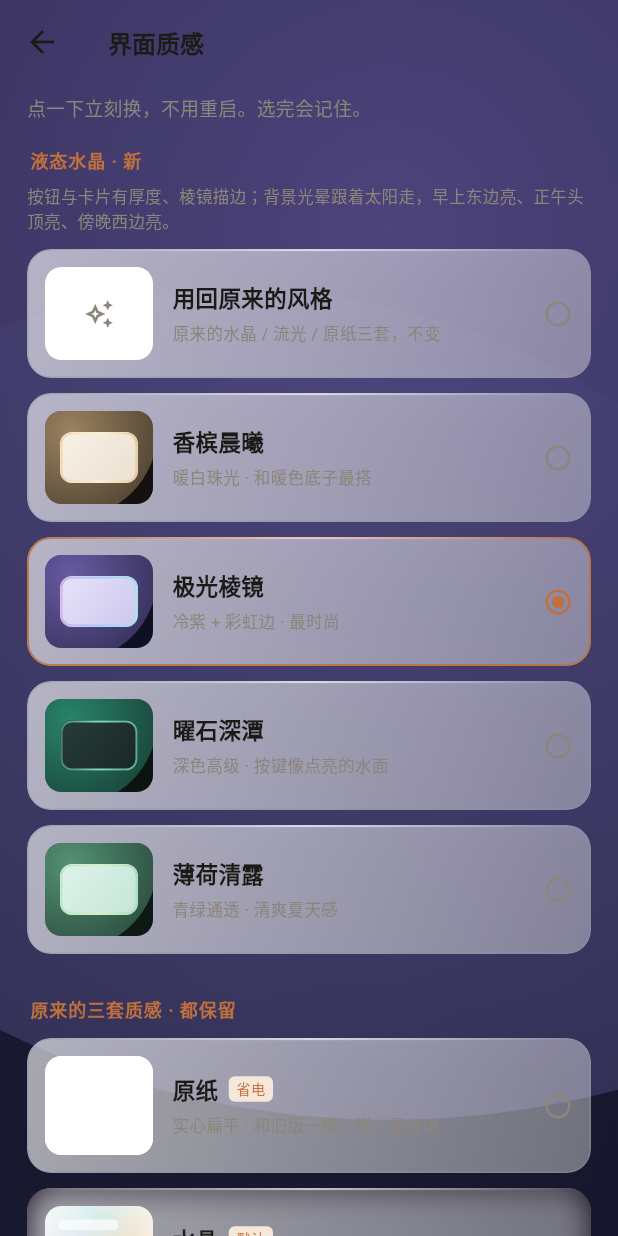
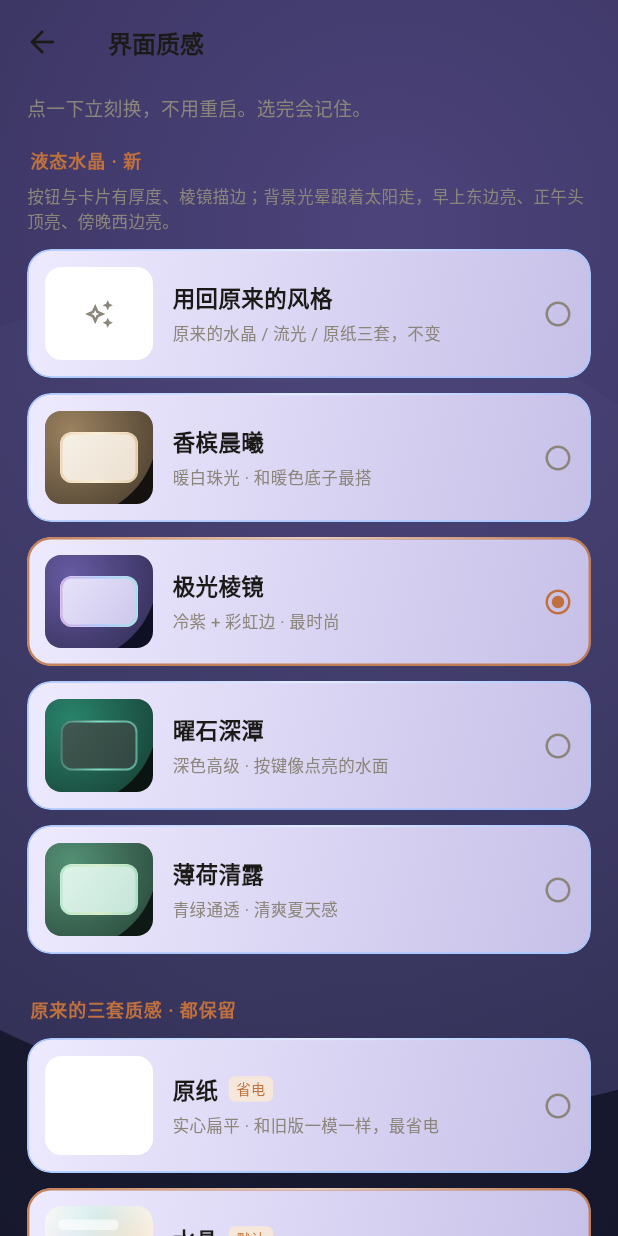
Before and after one commit to xia259214-beep/morning-app, a Flutter app: the GlassPage screen opened directly, after a tap on "香槟晨曦", after a tap on "极光棱镜", on a phone screen of 412 x 824 dp. Run offline on Flutter 3.47's test engine with Material 3 defaults, Android fonts, the phone set to English and light mode, and no system bars; accounts and stored records are empty; network calls fail.

Commit message:
v1.18.0: 修复液态风格下新闻/记录/我的等页面卡片暗淡——glassCard/GlassCard 统一取固定亮色+棱镜描边，卡片恒比背景亮25%以上；曜石卡片提亮；亮卡自动规避墨夜浅字

```diff
--- a/lib/core.dart
+++ b/lib/core.dart
@@ -6,9 +6,10 @@ import 'package:flutter/material.dart';
 import 'package:flutter/services.dart';
 
 import 'glass.dart';
+import 'liquid.dart';
 
 /// App 版本号（与 pubspec.yaml 同步）。展示与崩溃日志都用它，避免写死多处。
-const String kAppVersion = '1.17.0';
+const String kAppVersion = '1.18.0';
 
 // ============================================================================
 // 1. 设计系统（Minimal / 安静 / 温暖）
@@ -149,13 +150,28 @@ class AppColor {
   // 选「原纸」时三个 getter 原样退回，和旧版一个像素都不差。
   // （core.dart 与 glass.dart 互相 import 是允许的：这里全是运行时 getter，
   //   不涉及循环常量初始化。）
-  static Color get glassCard => Glass.on
-      ? _pack.card.withOpacity(Glass.style.cardAlpha)
-      : _pack.card;
-  static Color get glassEdge => glassEdgeColor();
-  static Color get glassPanel => Glass.on
-      ? panel.withOpacity((Glass.style.cardAlpha - 0.06).clamp(0.12, 1.0))
-      : panel;
+  /// v1.17.1：液态风格下卡片用固定亮色，不跟随系统配色。
+  /// 这样新闻/记录/我的等页面那些直接写 AppColor.glassCard 的容器
+  /// 会自动变亮，不会在深色背景上暗成一团。
+  static Color get glassCard {
+    final lt = Liquid.theme;
+    if (lt != null) return Liquid.surfaceOf(lt);
+    return Glass.on ? _pack.card.withOpacity(Glass.style.cardAlpha) : _pack.card;
+  }
+
+  static Color get glassEdge {
+    final lt = Liquid.theme;
+    if (lt != null) return Liquid.edgeOf(lt);
+    return glassEdgeColor();
+  }
+
+  static Color get glassPanel {
+    final lt = Liquid.theme;
+    if (lt != null) return Liquid.surfaceOf(lt);
+    return Glass.on
+        ? panel.withOpacity((Glass.style.cardAlpha - 0.06).clamp(0.12, 1.0))
+        : panel;
+  }
   static Color get sub => _pack.sub;
   static Color get line => _pack.line;
   static Color get accent => _pack.accent;
@@ -369,6 +385,23 @@ class Bridge {
 
   // 相机
   static Future<String?> takePhoto() => _call<String>('takePhoto');
+
+  /// v1.17.0 头像：从相册挑一张。原生负责裁方、缩到 256px、压 JPEG 再 base64，
+  /// 返回 {ok, b64|reason}。reason: cancel / no_picker / decode / oom / busy
+  static Future<Map<String, dynamic>> pickAvatar() async {
+    final r = await _call<Map>('pickAvatar');
+    return r == null
+        ? <String, dynamic>{'ok': false, 'reason': 'unavailable'}
+        : Map<String, dynamic>.from(r);
+  }
+
+  /// v1.17.0 头像：当场拍一张。返回值同上。
+  static Future<Map<String, dynamic>> shootAvatar() async {
+    final r = await _call<Map>('shootAvatar');
+    return r == null
+        ? <String, dynamic>{'ok': false, 'reason': 'unavailable'}
+        : Map<String, dynamic>.from(r);
+  }
 
   // 语音合成
   // 返回 {ok, state}：ok=false 说明本机没有可用语音引擎，需要引导用户安装
--- a/lib/glass.dart
+++ b/lib/glass.dart
@@ -5,6 +5,7 @@ import 'dart:ui' as ui;
 import 'package:flutter/material.dart';
 
 import 'core.dart';
+import 'liquid.dart';
 
 /// flutter_test 会注入 FLUTTER_TEST=true。widget 测试里若开无限动画，
 /// pumpAndSettle 永远等不到「画面静止」而超时；真机不受影响。
@@ -400,6 +401,54 @@ class GlassCard extends StatelessWidget {
   }
 
   Widget _body(bool glass, GlassStyle s, BorderRadius br) {
+    // v1.17.1：液态风格下，GlassCard 也用固定亮色 + 棱镜描边。
+    // 新闻页等地方直接写 GlassCard，这里一改，它们全部自动变亮，
+    // 不用逐处动调用点；关掉液态风格就走下面原来的逻辑，零影响。
+    final lt = Liquid.theme;
+    if (lt != null) {
+      final hi = accent ?? Liquid.edgeOf(lt);
+      final lightInk = Liquid.surfaceUsesLightInk(lt);
+      final deco = BoxDecoration(
+        gradient: LinearGradient(
+          begin: Alignment.topLeft,
+          end: Alignment.bottomRight,
+          colors: [Liquid.surfaceOf(lt), lt.cardTo],
+        ),
+        borderRadius: br,
+        border: Border.all(color: hi, width: featured ? 1.6 : 1.2),
+        boxShadow: [
+          BoxShadow(
+            color: Colors.black.withOpacity(0.34),
+            blurRadius: featured ? 22 : 14,
+            offset: const Offset(0, 8),
+          ),
+        ],
+      );
+      final inner = Stack(
+        children: [
+          Padding(padding: padding, child: child),
+          Positioned(
+            left: radius * 0.8,
+            right: radius * 0.8,
+            top: 0,
+            height: 1.4,
+            child: IgnorePointer(
+              child: DecoratedBox(
+                decoration: BoxDecoration(
+                  gradient: LinearGradient(colors: [
+                    Colors.white.withOpacity(0),
+                    Colors.white.withOpacity(lightInk ? 0.14 : 0.62),
+                    Colors.white.withOpacity(0),
+                  ]),
+                ),
+              ),
+            ),
+          ),
+        ],
+      );
+      return ClipRRect(borderRadius: br, child: DecoratedBox(decoration: deco, child: inner));
+    }
+
     if (!glass) {
       return DecoratedBox(
         decoration: BoxDecoration(
--- a/lib/liquid.dart
+++ b/lib/liquid.dart
@@ -100,8 +100,8 @@ const List<LiquidTheme> kLiquidThemes = <LiquidTheme>[
     note: '深色高级 · 按键像点亮的水面',
     bg: Color(0xFF0C1412),
     orb: Color(0xFF3CCDA5),
-    cardFrom: Color(0xFF2C423E),
-    cardTo: Color(0xFF142220),
+    cardFrom: Color(0xFF465F58),
+    cardTo: Color(0xFF2C403A),
     edgeA: Color(0xFF2D5F58),
     edgeB: Color(0xFF7FE0C4),
     edgeC: Color(0xFF4A8F80),
@@ -151,6 +151,22 @@ class Liquid {
     _id = v;
     notifier.value = id;
   }
+
+  // ---- 给旧容器用的「液态卡片表面色」 ----------------------------------
+  //
+  // 新闻 / 记录 / 我的等页面里有一大批直接写 AppColor.glassCard 的容器。
+  // 它们要能自动跟着液态风格变亮，就从这里取色：固定亮色，不跟随系统
+  // 配色（用户设成深色主题时也不会跟着暗下去）。这样卡片与背景的
+  // 反差恒定，不会再出现「框子和背景一个色、字看不清」。
+
+  /// 卡片填充色（不透明，保证一定比背景亮）
+  static Color surfaceOf(LiquidTheme t) => t.cardFrom;
+
+  /// 卡片描边色（棱镜高光）
+  static Color edgeOf(LiquidTheme t) => t.edgeB;
+
+  /// 这套风格的卡片是不是「中亮底 + 浅字」（曜石），其余都是「亮底 + 深字」
+  static bool surfaceUsesLightInk(LiquidTheme t) => t.id == 'obsidian';
 }
 
 /// 太阳位置：0~1 的屏幕坐标 + 0~1 的高度（夜里 0）。
--- a/lib/pages_glass.dart
+++ b/lib/pages_glass.dart
@@ -57,6 +57,13 @@ class _GlassPageState extends State<GlassPage> {
   }
 
   void _pickLiquid(LiquidTheme t) {
+    // 亮卡配深字：如果用户当前是墨夜配色（浅字），亮卡上会看不清。
+    // 自动切回暖纸配色，用户无感；曜石是中亮暗卡，配墨夜正好，不切。
+    final lightSurface = !Liquid.surfaceUsesLightInk(t);
+    if (lightSurface && AppColor.isDark) {
+      AppColor.apply('paper');
+      Store.set('themeId', 'paper');
+    }
     Liquid.apply(t.id);
     Store.set('liquidId', t.id);
     setState(() {});
--- a/pubspec.yaml
+++ b/pubspec.yaml
@@ -2,7 +2,7 @@ name: morning
 description: "晨序 MORNING —— 让每一个清晨都有意义。Android 智能闹钟与晨间流程 App（V1）。"
 publish_to: 'none'
 
-version: 1.17.0+33
+version: 1.18.0+34
 
 environment:
   sdk: ^3.5.4
```
Also changed, not shown: lib/main.dart (+10 -1 lines), 1 other file.
